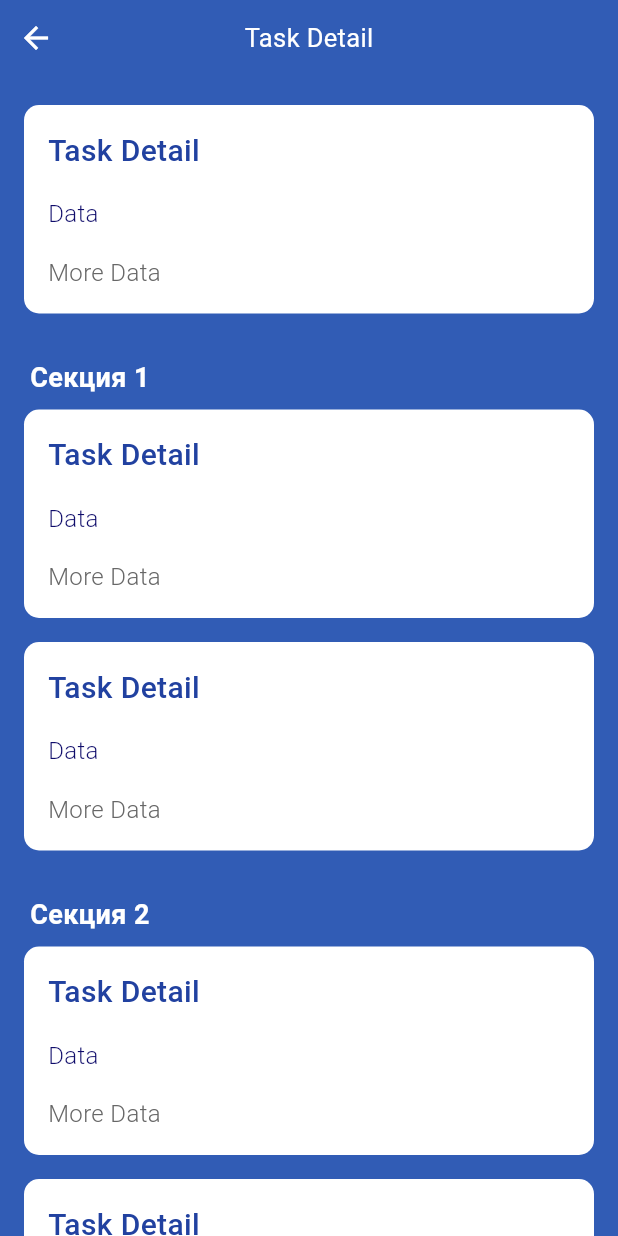
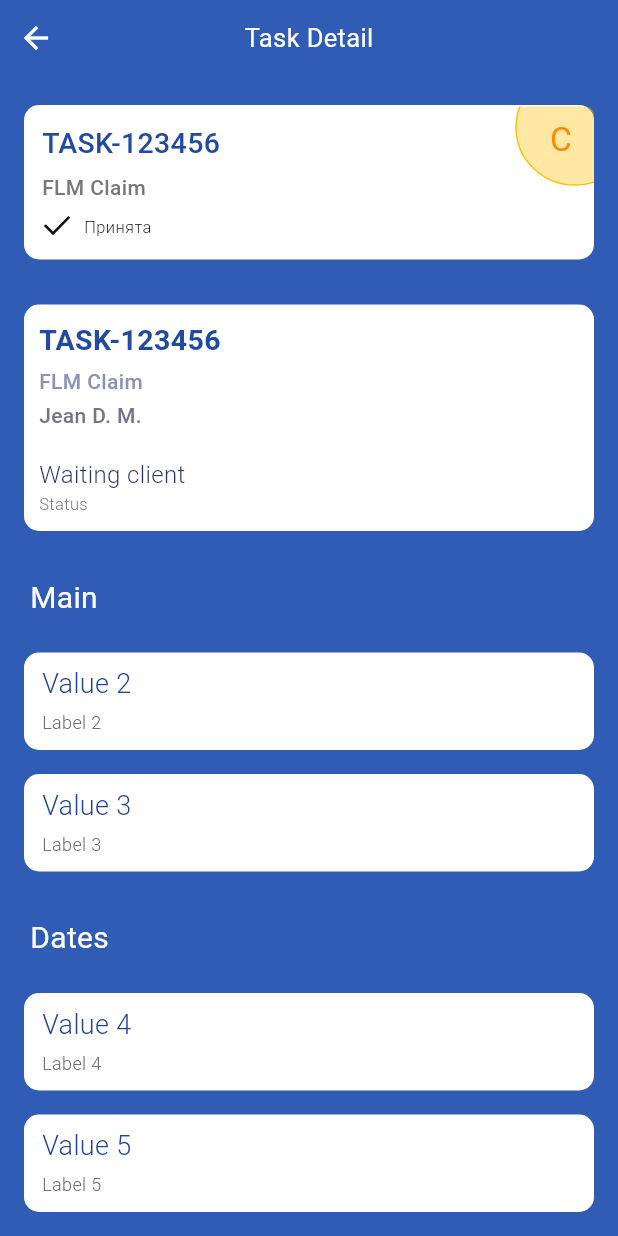
Before and after one commit to procion1302/mcc, a Flutter app: the screen it shows after launch, on a phone screen of 412 x 824 dp. Run offline on Flutter 3.47's test engine with Material 3 defaults, Android fonts, the phone set to English and light mode, and no system bars; our stand-ins replace device_info_plus, flutter_svg, package_info_plus; accounts and stored records are empty.

Commit message:
Adding design to detail cells

```diff
--- /dev/null
+++ b/lib/incident_detail_header_cell.dart
@@ -0,0 +1,103 @@
+
+import 'package:flutter/material.dart';
+import 'list_item.dart';
+
+class IncidentDetailHeaderCell extends StatelessWidget {
+  final ListItem item;
+
+  const IncidentDetailHeaderCell({
+    super.key,
+    required this.item,
+  });
+
+  @override
+  Widget build(BuildContext context) {
+    return Container(
+      decoration: BoxDecoration(
+        color: Colors.white,
+        borderRadius: BorderRadius.circular(10),
+      ),
+      padding: const EdgeInsets.fromLTRB(10, 10, 10, 10),
+      child: Column(
+        crossAxisAlignment: CrossAxisAlignment.start,
+        children: [
+
+
+          Text(
+            item.taskId,
+            style: const TextStyle(
+              fontSize: 19,
+              fontWeight: FontWeight.w700,
+              color: Color.fromRGBO(34, 74, 163, 1),
+            ),
+          ),
+
+          const SizedBox(height: 4),
+
+          Text(
+            item.subTitle,
+            style: const TextStyle(
+              color: Color.fromRGBO(142, 144, 182, 1),
+              fontSize: 14,
+              fontWeight: FontWeight.w500,
+            ),
+          ),
+
+          const SizedBox(height: 3),
+
+          Text(
+            item.engineerShortName,
+            style: const TextStyle(
+              fontSize: 14,
+              fontWeight: FontWeight.w500,
+              color: Color.fromRGBO(115, 115, 140, 1),
+            ),
+          ),
+
+          const SizedBox(height: 18),
+
+          _ValueColumn(
+            value: item.incidentStatus,
+            title: 'Status',
+          ),
+        ],
+      ),
+    );
+  }
+}
+
+class _ValueColumn extends StatelessWidget {
+  final String value;
+  final String title;
+
+  const _ValueColumn({
+    required this.value,
+    required this.title,
+  });
+
+  @override
+  Widget build(BuildContext context) {
+    return Column(
+      crossAxisAlignment: CrossAxisAlignment.start,
+      children: [
+        Text(
+          value,
+          style: const TextStyle(
+            fontSize: 16,
+            fontWeight: FontWeight.w300,
+            color: Color.fromRGBO(43, 48, 117, 1),
+          ),
+        ),
+        const SizedBox(height: 0),
+        Text(
+          title,
+          style: const TextStyle(
+            fontSize: 11,
+            fontWeight: FontWeight.w300,
+            color: Color.fromRGBO(120, 120, 120, 1),
+          ),
+        ),
+      ],
+    );
+  }
+}
--- a/lib/list_item.dart
+++ b/lib/list_item.dart
@@ -203,7 +203,7 @@ class ListItem {
       } else if (isExpired) {
         return 'assets/images/category/service-category-red.svg';
       } else if (incidentStatus == 'Waiting client') {
-        return 'assets/images/category/service-category-yellow .svg';
+        return 'assets/images/category/service-category-yellow.svg';
       } else {
         return 'assets/images/category/service-category-green.svg';
       }
--- a/lib/task_detail.dart
+++ b/lib/task_detail.dart
@@ -1,5 +1,8 @@
 import 'package:flutter/material.dart';
 import 'task_detail_cell.dart';
+import 'list_item.dart';
+import 'task_detail_header_cell.dart';
+import 'incident_detail_header_cell.dart';
 
 
 class DetailSection extends StatelessWidget {
@@ -26,11 +29,12 @@ class DetailSection extends StatelessWidget {
             title,
             style: const TextStyle(
               color: Colors.white,
-              fontSize: 18,
-              fontWeight: FontWeight.bold,
+              fontSize: 20,
+              fontWeight: FontWeight.w400,
             ),
           ),
         ),
+        SizedBox(height: 14),
         ...children,
       ],
     );
@@ -45,6 +49,22 @@ class TaskDetailScreen extends StatefulWidget {
 }
 
 class _TaskDetailScreenState extends State<TaskDetailScreen> {
+
+  final testItem = ListItem(
+  taskId: 'TASK-123456',
+  deviceRegion: 'Île-de-France',
+  deviceCity: 'Paris',
+  deviceAddress: '10 Rue de Rivoli',
+  atmId: 'ATM-98765',
+  engineerContact: 'Jean Dupont Martin',
+  status: TaskStatus.accepted,
+  incidentStatus: 'Waiting client',
+  serviceType: ServiceType.flm,
+  workType: WorkType.claim,
+  category: TaskCategory.service,
+  openTime: DateTime(2026, 10, 10, 14, 30),
+  pft: DateTime(2099, 12, 31),
+);
 
   @override
   void initState() {
@@ -86,32 +106,35 @@ class _TaskDetailScreenState extends State<TaskDetailScreen> {
   child: ListView(
     padding: const EdgeInsets.symmetric(horizontal: 16),
 
-children: const [
-  TaskDetailCell(),
+children: [
+  //TaskDetailCell(value: 'Value 1', label: 'Label 1'),
+  TaskDetailHeaderCell(item: testItem),
+  SizedBox(height: 30),
+  IncidentDetailHeaderCell(item: testItem),
   SizedBox(height: 30),
 
   DetailSection(
-    title: 'Секция 1',
+    title: 'Main',
     children: [
-      TaskDetailCell(),
+      TaskDetailCell(value: 'Value 2', label: 'Label 2'),
       SizedBox(height: 16),
-      TaskDetailCell(),
+      TaskDetailCell(value: 'Value 3', label: 'Label 3'),
     ],
   ),
   SizedBox(height: 30),
   DetailSection(
-    title: 'Секция 2',
+    title: 'Dates',
     children: [
-      TaskDetailCell(),
+      TaskDetailCell(value: 'Value 4', label: 'Label 4'),
       SizedBox(height: 16),
-      TaskDetailCell(),
+      TaskDetailCell(value: 'Value 5', label: 'Label 5'),
     ],
   ),
   SizedBox(height: 30),
   DetailSection(
-    title: 'Секция 3',
+    title: 'Incident',
     children: [
-      TaskDetailCell(),
+      TaskDetailCell(value: 'Value 6'),
     ],
   ),
 ],
--- a/lib/task_detail_cell.dart
+++ b/lib/task_detail_cell.dart
@@ -1,8 +1,15 @@
+
 import 'package:flutter/material.dart';
 
 class TaskDetailCell extends StatelessWidget {
+  final String value;
+  final String? label;
 
-  const TaskDetailCell({super.key});
+  const TaskDetailCell({
+    super.key,
+    required this.value,
+    this.label,
+  });
 
   @override
   Widget build(BuildContext context) {
@@ -11,50 +18,29 @@ class TaskDetailCell extends StatelessWidget {
         color: Colors.white,
         borderRadius: BorderRadius.circular(10),
       ),
-      padding: const EdgeInsets.all(16),
+      padding: const EdgeInsets.fromLTRB(12, 8, 12, 10),
       child: Column(
         crossAxisAlignment: CrossAxisAlignment.start,
         children: [
-          const Text(
-            'Task Detail',
-            style: TextStyle(
-              fontSize: 20,
-              fontWeight: FontWeight.w500,
+          Text(
+            value,
+            style: const TextStyle(
+              fontSize: 18,
+              fontWeight: FontWeight.w300,
               color: Color.fromRGBO(33, 65, 160, 1),
             ),
           ),
-
-          const SizedBox(height: 16),
-
-          Row(
-            mainAxisAlignment: MainAxisAlignment.spaceBetween,
-            children: [
+          if (label != null) ...[
+            const SizedBox(height: 4),
             Text(
-                'Data',
+              label!,
               style: const TextStyle(
-                  fontSize: 16,
-                  fontWeight: FontWeight.w300,
-                  color: Color.fromRGBO(16, 13, 107, 1),
-                ),
-              ),
-            ],
-          ),
-
-          const SizedBox(height: 16),
-
-          Row(
-            mainAxisAlignment: MainAxisAlignment.spaceBetween,
-            children: [
-              Text(
-                'More Data',
-                style: const TextStyle(
-                  fontSize: 16,
+                fontSize: 12,
                 fontWeight: FontWeight.w300,
                 color: Color.fromRGBO(103, 103, 103, 1),
               ),
             ),
           ],
-          ),
         ],
       ),
     );
--- /dev/null
+++ b/lib/task_detail_header_cell.dart
@@ -0,0 +1,79 @@
+import 'package:flutter/material.dart';
+import 'package:flutter_svg/flutter_svg.dart';
+import 'list_item.dart';
+
+class TaskDetailHeaderCell extends StatelessWidget {
+  final ListItem item;
+
+  const TaskDetailHeaderCell({super.key, required this.item});
+
+  @override
+  Widget build(BuildContext context) {
+    return Container(
+      decoration: BoxDecoration(
+        color: Colors.white,
+        borderRadius: BorderRadius.circular(10),
+      ),
+      child: Stack(
+        children: [
+          Padding(
+            padding: const EdgeInsets.all(12),
+            child: Column(
+              crossAxisAlignment: CrossAxisAlignment.start,
+              children: [
+                //const SizedBox(height: 6),
+                Text(
+                  item.taskId,
+                  style: const TextStyle(
+                    fontSize: 19,
+                    fontWeight: FontWeight.w500,
+                    color: Color.fromRGBO(34, 74, 163, 1),
+                  ),
+                ),
+
+                const SizedBox(height: 6),
+
+                Text(
+                  item.subTitle,
+                  style: const TextStyle(
+                    color: Color.fromRGBO(120, 120, 120, 1),
+                    fontSize: 14,
+                    fontWeight: FontWeight.w500,
+                  ),
+                ),
+
+                const SizedBox(height: 6),
+
+                Row(
+                  children: [
+                    SvgPicture.asset(
+                      item.status.imagePath,
+                      width: 20,
+                      height: 20,
+                    ),
+                    const SizedBox(width: 8),
+                    Text(
+                      item.status.description,
+                      style: const TextStyle(
+                        fontSize: 11,
+                        fontWeight: FontWeight.w300,
+                        color: Color.fromRGBO(0, 0, 0, 1),
+                      ),
+                    ),
+                  ],
+                ),
+              ],
+            ),
+          ),
+
+          if (item.imagePath().isNotEmpty)
+            Positioned(
+              top: 0,
+              right: 0,
+              child: SvgPicture.asset(item.imagePath(), width: 69, height: 62),
+            ),
+        ],
+      ),
+    );
+  }
+}
```
Lines whose indentation alone changed are shown as unchanged.
